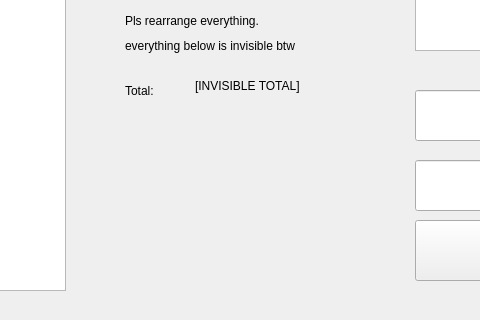
Old version of the form POS/UI/cashier.ui in the repository ReiZedlav/CSCC-21.1-Software-Engineering-1; both pictures show x 425 to 905 and y 380 to 700 of the 1200 by 700 pixel window.
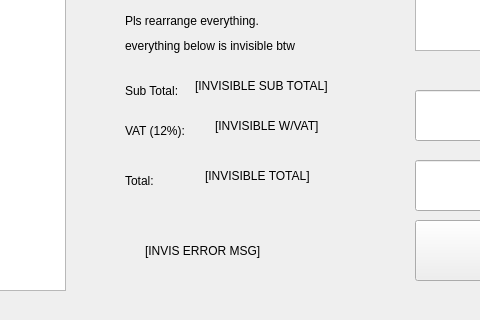
New version of the form. Icons and pictures are not drawn.

```diff
--- a/POS/UI/cashier.ui
+++ b/POS/UI/cashier.ui
@@ -187,7 +187,7 @@
      <string>Pls rearrange everything.</string>
     </property>
    </widget>
-   <widget class="QLabel" name="totalLabel">
+   <widget class="QLabel" name="subtotalLabel">
     <property name="geometry">
      <rect>
       <x>550</x>
@@ -197,10 +197,10 @@
      </rect>
     </property>
     <property name="text">
-     <string>Total:</string>
+     <string>Sub Total:</string>
     </property>
    </widget>
-   <widget class="QLabel" name="total">
+   <widget class="QLabel" name="subtotal">
     <property name="geometry">
      <rect>
       <x>620</x>
@@ -210,7 +210,7 @@
      </rect>
     </property>
     <property name="text">
-     <string>[INVISIBLE TOTAL]</string>
+     <string>[INVISIBLE SUB TOTAL]</string>
     </property>
    </widget>
    <widget class="QLabel" name="label_8">
@@ -226,6 +226,71 @@
      <string>everything below is invisible btw</string>
     </property>
    </widget>
+   <widget class="QLabel" name="errorMsg">
+    <property name="geometry">
+     <rect>
+      <x>570</x>
+      <y>615</y>
+      <width>161</width>
+      <height>31</height>
+     </rect>
+    </property>
+    <property name="text">
+     <string>[INVIS ERROR MSG]</string>
+    </property>
+   </widget>
+   <widget class="QLabel" name="vatLabel">
+    <property name="geometry">
+     <rect>
+      <x>550</x>
+      <y>490</y>
+      <width>81</width>
+      <height>41</height>
+     </rect>
+    </property>
+    <property name="text">
+     <string>VAT (12%):</string>
+    </property>
+   </widget>
+   <widget class="QLabel" name="totalVat">
+    <property name="geometry">
+     <rect>
+      <x>640</x>
+      <y>490</y>
+      <width>141</width>
+      <height>31</height>
+     </rect>
+    </property>
+    <property name="text">
+     <string>[INVISIBLE W/VAT]</string>
+    </property>
+   </widget>
+   <widget class="QLabel" name="totalLabel">
+    <property name="geometry">
+     <rect>
+      <x>550</x>
+      <y>540</y>
+      <width>81</width>
+      <height>41</height>
+     </rect>
+    </property>
+    <property name="text">
+     <string>Total:</string>
+    </property>
+   </widget>
+   <widget class="QLabel" name="total">
+    <property name="geometry">
+     <rect>
+      <x>630</x>
+      <y>540</y>
+      <width>141</width>
+      <height>31</height>
+     </rect>
+    </property>
+    <property name="text">
+     <string>[INVISIBLE TOTAL]</string>
+    </property>
+   </widget>
   </widget>
  </widget>
  <resources/>
```
Left out of the diff: 4 changed lines with no effect on the pictures.
